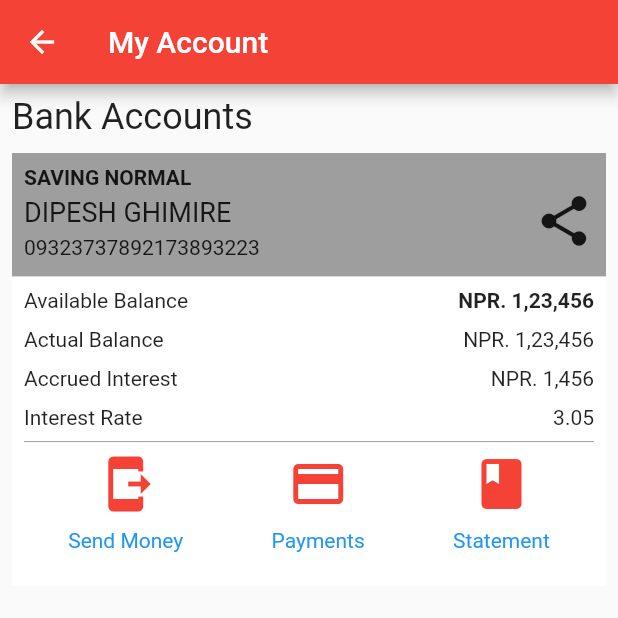
After one commit to Dipesh905/Mobile-Banking-App-Clone, a Flutter app: the MyAccount screen opened directly, on a phone screen of 412 x 824 dp, the top half of it. The commit adds this screen. Run offline on Flutter 3.47's test engine with Material 2 defaults, Android fonts, the phone set to English and light mode, and no system bars; our stand-ins replace carousel_slider, font_awesome_flutter.

Commit message:
my account page Added

```diff
--- a/lib/main.dart
+++ b/lib/main.dart
@@ -1,5 +1,4 @@
 import 'package:flutter/material.dart';
-import 'package:mobile_banking_app/pages/home_page.dart';
 import 'package:mobile_banking_app/pages/login_page.dart';
 
 void main() {
--- a/lib/pages/home_page.dart
+++ b/lib/pages/home_page.dart
@@ -59,7 +59,7 @@ class HomePage extends StatefulWidget {
 class _HomePageState extends State<HomePage> {
   @override
   Widget build(BuildContext context) {
-    return Scaffold(body: BottomNavigationBarHome());
+    return const Scaffold(body: BottomNavigationBarHome());
   }
 }
 
@@ -99,12 +99,12 @@ class HomePageBody extends StatelessWidget {
               width: double.infinity,
               child: Column(
                 children: [
-                  YourBalanaceSection(),
-                  QuickLinks(),
-                  SizedBox(
+                  const YourBalanaceSection(),
+                  const QuickLinks(),
+                  const SizedBox(
                     height: 10,
                   ),
-                  Container(
+                  SizedBox(
                     height: MediaQuery.of(context).size.height * 0.32,
                     child: Column(
                       crossAxisAlignment: CrossAxisAlignment.start,
--- /dev/null
+++ b/lib/pages/my_account_page.dart
@@ -0,0 +1,206 @@
+import 'package:flutter/material.dart';
+
+class MyAccount extends StatefulWidget {
+  const MyAccount({Key? key}) : super(key: key);
+
+  @override
+  _MyAccountState createState() => _MyAccountState();
+}
+
+class _MyAccountState extends State<MyAccount> {
+  @override
+  Widget build(BuildContext context) {
+    return Scaffold(
+      appBar: AppBar(
+        title: const Text("My Account"),
+        backgroundColor: Colors.red,
+      ),
+      body: Padding(
+        padding: const EdgeInsets.all(8.0),
+        child: Column(
+          crossAxisAlignment: CrossAxisAlignment.start,
+          children: [
+            const Text(
+              "Bank Accounts",
+              style: TextStyle(fontSize: 24),
+            ),
+            const SizedBox(
+              height: 10,
+            ),
+            Container(
+              height: MediaQuery.of(context).size.height * 0.1,
+              width: MediaQuery.of(context).size.width,
+              color: Colors.grey[500],
+              child: Row(
+                mainAxisAlignment: MainAxisAlignment.spaceBetween,
+                children: [
+                  Padding(
+                    padding: const EdgeInsets.all(8.0),
+                    child: Column(
+                      crossAxisAlignment: CrossAxisAlignment.start,
+                      children: const [
+                        Text(
+                          'SAVING NORMAL',
+                          style: TextStyle(fontWeight: FontWeight.bold),
+                        ),
+                        SizedBox(
+                          height: 5,
+                        ),
+                        Text(
+                          'DIPESH GHIMIRE',
+                          style: TextStyle(fontSize: 18),
+                        ),
+                        SizedBox(
+                          height: 5,
+                        ),
+                        Text('09323737892173893223'),
+                      ],
+                    ),
+                  ),
+                  Padding(
+                    padding: const EdgeInsets.all(8.0),
+                    child: IconButton(
+                        onPressed: () {},
+                        icon: const Icon(
+                          Icons.share,
+                          size: 40,
+                        )),
+                  )
+                ],
+              ),
+            ),
+            Container(
+              height: MediaQuery.of(context).size.height * 0.25,
+              width: MediaQuery.of(context).size.width,
+              color: Colors.white,
+              child: Column(
+                // mainAxisAlignment: MainAxisAlignment.spaceBetween,
+                children: [
+                  Padding(
+                    padding: const EdgeInsets.all(8.0),
+                    child: Column(
+                      crossAxisAlignment: CrossAxisAlignment.start,
+                      children: [
+                        Row(
+                          mainAxisAlignment: MainAxisAlignment.spaceBetween,
+                          children: const [
+                            Text(
+                              'Available Balance',
+                            ),
+                            Text(
+                              'NPR. 1,23,456',
+                              style: TextStyle(fontWeight: FontWeight.bold),
+                            ),
+                          ],
+                        ),
+                        const SizedBox(
+                          height: 10,
+                        ),
+                        Row(
+                          mainAxisAlignment: MainAxisAlignment.spaceBetween,
+                          children: const [
+                            Text(
+                              'Actual Balance',
+                            ),
+                            Text(
+                              'NPR. 1,23,456',
+                            ),
+                          ],
+                        ),
+                        const SizedBox(
+                          height: 10,
+                        ),
+                        Row(
+                          mainAxisAlignment: MainAxisAlignment.spaceBetween,
+                          children: const [
+                            Text(
+                              'Accrued Interest',
+                            ),
+                            Text(
+                              'NPR. 1,456',
+                            ),
+                          ],
+                        ),
+                        const SizedBox(
+                          height: 10,
+                        ),
+                        Row(
+                          mainAxisAlignment: MainAxisAlignment.spaceBetween,
+                          children: const [
+                            Text(
+                              'Interest Rate',
+                            ),
+                            Text(
+                              '3.05',
+                            ),
+                          ],
+                        ),
+                        const Divider(
+                          color: Colors.grey,
+                          //   thickness: 2.0,
+                        ),
+                        Row(
+                          mainAxisAlignment: MainAxisAlignment.spaceAround,
+                          children: [
+                            Column(
+                              children: const [
+                                Icon(
+                                  Icons.send_to_mobile,
+                                  color: Colors.red,
+                                  size: 40,
+                                ),
+                                SizedBox(
+                                  height: 10,
+                                ),
+                                Text(
+                                  "Send Money",
+                                  style: TextStyle(color: Colors.blue),
+                                )
+                              ],
+                            ),
+                            Column(
+                              children: const [
+                                Icon(
+                                  Icons.payment,
+                                  color: Colors.red,
+                                  size: 40,
+                                ),
+                                SizedBox(
+                                  height: 10,
+                                ),
+                                Text(
+                                  "Payments",
+                                  style: TextStyle(color: Colors.blue),
+                                )
+                              ],
+                            ),
+                            Column(
+                              children: const [
+                                Icon(
+                                  Icons.book,
+                                  color: Colors.red,
+                                  size: 40,
+                                ),
+                                SizedBox(
+                                  height: 10,
+                                ),
+                                Text(
+                                  "Statement",
+                                  style: TextStyle(color: Colors.blue),
+                                )
+                              ],
+                            )
+                          ],
+                        ),
+                      ],
+                    ),
+                  ),
+                ],
+              ),
+            )
+          ],
+        ),
+      ),
+    );
+  }
+}
```
